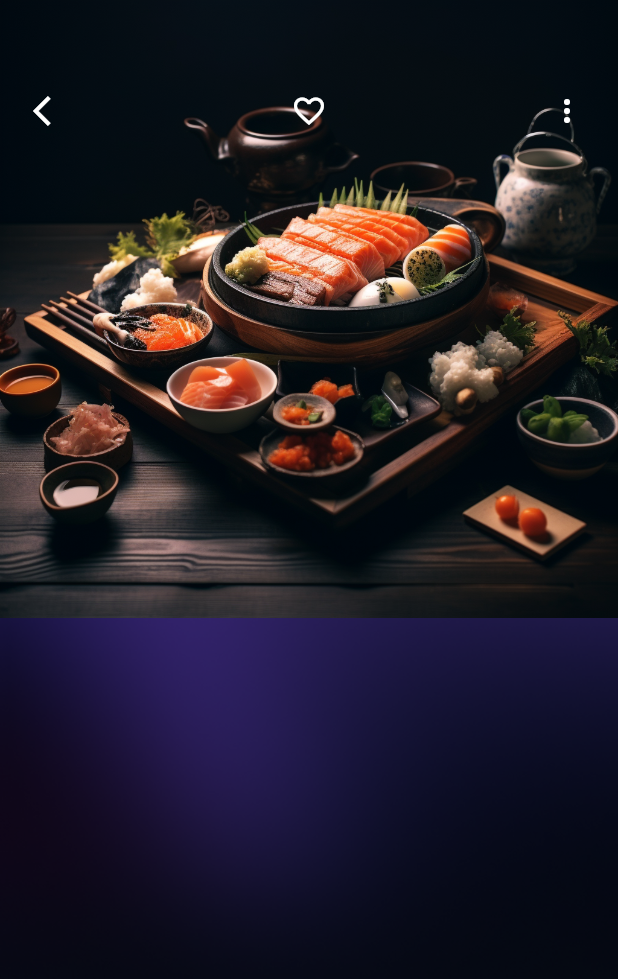
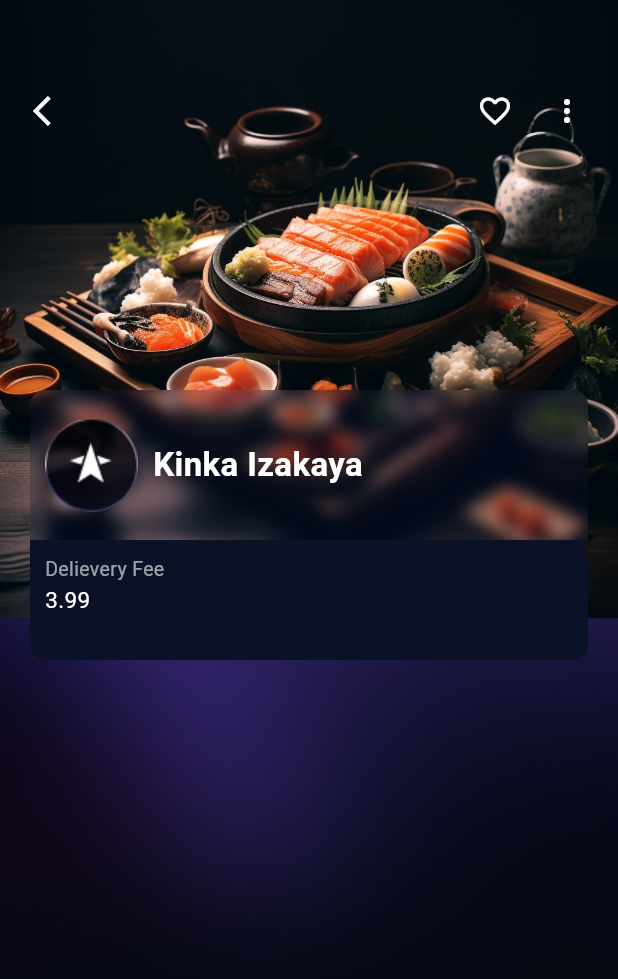
Before and after one commit to adeenazara2002/Flutter-final-hackathon, a Flutter app: the screen it shows after launch, on a phone screen of 412 x 824 dp. Shown: the top 979 px of the screen. Run offline on Flutter 3.47's test engine with Material 3 defaults, Android fonts, the phone set to English and light mode, and no system bars.

Commit message:
Restaurant Screen

```diff
--- a/lib/Screens/Restaurant/restaurant.dart
+++ b/lib/Screens/Restaurant/restaurant.dart
@@ -1,4 +1,5 @@
 import 'package:flutter/material.dart';
+import 'dart:ui';
 
 class RestaurantScreen extends StatefulWidget {
   @override
@@ -18,21 +19,17 @@ class _RestaurantScreenState extends State<RestaurantScreen> {
             fit: BoxFit.cover,
           ),
         ),
-        child: Column(
-          children: [
-            // Use Stack to place icons over the deal image
-            Stack(
+        child: Stack(
           children: [
             // Deal image
             Image.asset(
               'assets/images/deal.png',
               width: MediaQuery.of(context).size.width,
             ),
-                // Icons positioned over the deal image
             Positioned(
-                  top: 50, // Adjust the top position to your preference
-                  left: 10, // Adjust the left position to your preference
-                  right: 10, // Adjust the right position to your preference
+              top: 50,
+              left: 10,
+              right: 10,
               child: Row(
                 mainAxisAlignment: MainAxisAlignment.spaceBetween,
                 children: [
@@ -42,27 +39,127 @@ class _RestaurantScreenState extends State<RestaurantScreen> {
                       Navigator.pop(context);
                     },
                   ),
+                  Row(
+                    children: [
                       IconButton(
                         icon: Icon(Icons.favorite_border, color: Colors.white),
-                        onPressed: () {
-                        },
+                        onPressed: () {},
                       ),
                       IconButton(
                         icon: Icon(Icons.more_vert, color: Colors.white),
-                        onPressed: () {
-                        },
+                        onPressed: () {},
+                      ),
+                    ],
                   ),
                 ],
               ),
             ),
+            // Container
+            Positioned(
+              top: 260,
+              left: 20,
+              right: 20,
+              child: Container(
+                height: 180,
+                decoration: BoxDecoration(
+                  borderRadius: BorderRadius.circular(10),
+                  color: Colors.transparent,
+                ),
+                child: Column(
+                  children: [
+                    // Top part with glass effect
+                    Expanded(
+                      flex: 1,
+                      child: ClipRRect(
+                        borderRadius:
+                            BorderRadius.vertical(top: Radius.circular(10)),
+                        child: BackdropFilter(
+                          filter: ImageFilter.blur(sigmaX: 5, sigmaY: 5),
+                          child: Container(
+                            color: Color.fromRGBO(20, 20, 71, 1.0)
+                                .withOpacity(0.2),
+                            child: Row(
+                              children: [
+                                SizedBox(
+                                  width: 10,
+                                ),
+                                Image.asset('assets/images/star.png'),
+                                SizedBox(
+                                  width: 10,
+                                ),
+                                Text(
+                                  'Kinka Izakaya',
+                                  style: TextStyle(
+                                    fontSize: 22.0,
+                                    fontWeight: FontWeight.w700,
+                                    color: Color.fromRGBO(255, 255, 255, 1),
+                                  ),
+                                ),
                               ],
                             ),
-            // Other rows or widgets below the image
+                          ),
+                        ),
+                      ),
+                    ),
+                    // Bottom part with dark blue color and text
+                    Container(
+                      height: 80,
+                      decoration: BoxDecoration(
+                        color: Color.fromRGBO(11, 18, 37, 1),
+                        borderRadius:
+                            BorderRadius.vertical(bottom: Radius.circular(10)),
+                      ),
+                      alignment: Alignment.center,
+                      child: Padding(
+                        padding: const EdgeInsets.all(10.0),
+                        child: Column(
+                          children: [
                             Row(
                               children: [
-                // You can add other content here as needed
+                                Text(
+                                  'Delievery Fee',
+                                  style: TextStyle(
+                                    color: Color.fromRGBO(255, 255, 255, 0.6),
+                                    fontSize: 13,
+                                    fontWeight: FontWeight.w400,
+                                  ),
+                                  textAlign: TextAlign.center,
+                                ),
+
                               ],
-            )
+                            ),
+                            Row(
+                              children: [
+                                Text(
+                                  '3.99',
+                                  style: TextStyle(
+                                    color: Color.fromRGBO(255, 255, 255, 1),
+                                    fontSize: 15,
+                                    fontWeight: FontWeight.w400,
+                                  ),
+                                  textAlign: TextAlign.center,
+                                ),
+
+                              ],
+                            ),
+                          ],
+                        ),
+                      ),
+                    ),
+                  ],
+                ),
+              ),
+            ),
+
+            Positioned(
+              bottom: 0,
+              left: 0,
+              right: 0,
+              child: Container(
+                height: 50,
+                color: Colors.transparent,
+              ),
+            ),
           ],
         ),
       ),
```
Also changed, not shown: assets/images/line.png (added), assets/images/star.png (added). Lines whose indentation alone changed are shown as unchanged.
